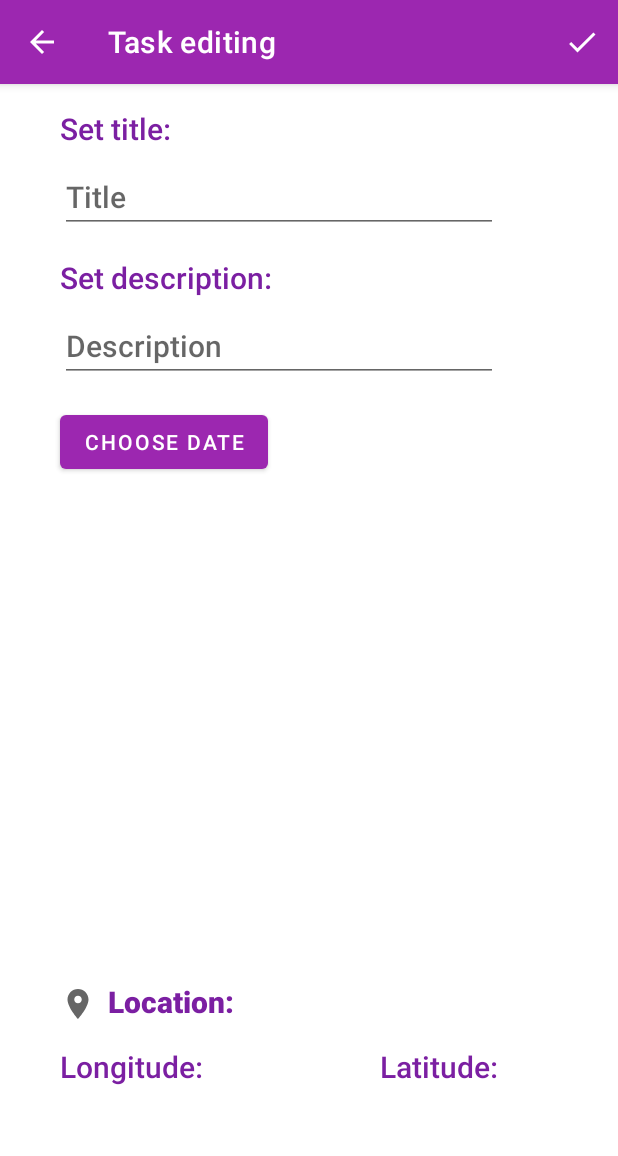
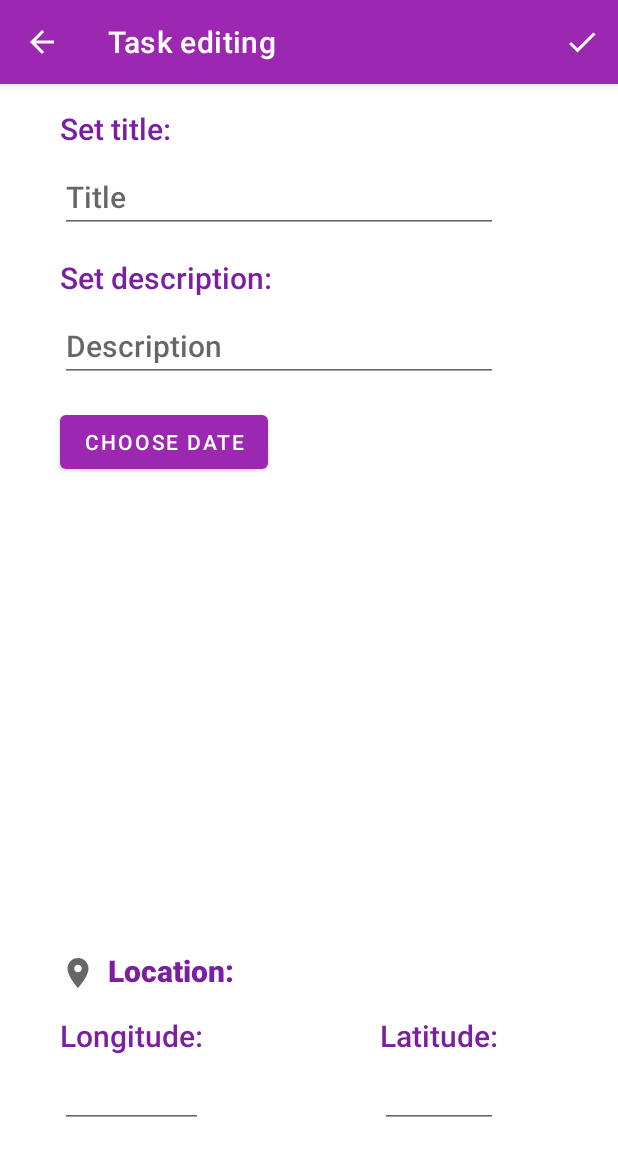
Before and after one commit to AnastasiaChukhina/android-homework-2.1, an Android app: the TaskFragment screen opened through its navigation route, on a phone screen of 412 x 824 dp. Shown: the top 1156 px of the screen. Run offline under Robolectric (Android 15) with nearby library versions, the phone set to English and light mode, and no system bars; our stand-ins replace Room's generated code; 1 statement that could not run was skipped.

Commit message:
Location, permissions added, some layout changes

```diff
--- a/app/build.gradle
+++ b/app/build.gradle
@@ -56,4 +56,5 @@ dependencies {
     androidTestImplementation 'androidx.test.espresso:espresso-core:3.4.0'
 
     implementation('androidx.fragment:fragment-ktx:1.4.0-alpha02')
+    implementation 'com.google.android.gms:play-services-location:18.0.0'
 }
--- a/app/src/main/AndroidManifest.xml
+++ b/app/src/main/AndroidManifest.xml
@@ -4,7 +4,6 @@
 
     <uses-permission android:name="android.permission.ACCESS_COARSE_LOCATION" />
     <uses-permission android:name="android.permission.ACCESS_FINE_LOCATION" />
-    <uses-permission android:name="android.permission.ACCESS_BACKGROUND_LOCATION" />
 
     <application
         android:allowBackup="true"
--- a/app/src/main/java/com/itis/android_homework/MainActivity.kt
+++ b/app/src/main/java/com/itis/android_homework/MainActivity.kt
@@ -3,6 +3,7 @@ package com.itis.android_homework
 import androidx.appcompat.app.AppCompatActivity
 import android.os.Bundle
 import androidx.navigation.NavController
+import com.google.android.gms.location.LocationServices
 import com.itis.android_homework.extensions.findController
 
 class MainActivity : AppCompatActivity(R.layout.activity_main) {
--- a/app/src/main/java/com/itis/android_homework/fragments/TaskFragment.kt
+++ b/app/src/main/java/com/itis/android_homework/fragments/TaskFragment.kt
@@ -1,9 +1,20 @@
 package com.itis.android_homework.fragments
 
+import android.Manifest
+import android.annotation.SuppressLint
+import android.content.Context
+import android.content.Intent
+import android.content.pm.PackageManager
+import android.location.LocationManager
 import android.os.Bundle
+import android.provider.Settings
 import android.view.MenuItem
 import android.view.View
+import androidx.core.app.ActivityCompat
+import androidx.core.content.ContextCompat
 import androidx.fragment.app.Fragment
+import com.google.android.gms.location.FusedLocationProviderClient
+import com.google.android.gms.location.LocationServices
 import com.google.android.material.snackbar.Snackbar
 import com.itis.android_homework.MainActivity
 import com.itis.android_homework.R
@@ -14,12 +25,21 @@ import com.itis.android_homework.fragments.date_picker.DatePickerFragment
 import com.itis.android_homework.helpers.DateToStringConverter
 import java.util.*
 
+private const val REQUEST_CODE = 1
+
 class TaskFragment : Fragment(R.layout.task_fragment) {
 
     private var binding: TaskFragmentBinding? = null
     private lateinit var database: AppDatabase
+    private lateinit var client: FusedLocationProviderClient
     private var calendar: Calendar? = null
     private var currentTaskId: Int? = null
+
+    override fun onCreate(savedInstanceState: Bundle?) {
+        super.onCreate(savedInstanceState)
+
+        client = LocationServices.getFusedLocationProviderClient(activity)
+    }
 
     override fun onViewCreated(view: View, savedInstanceState: Bundle?) {
         super.onViewCreated(view, savedInstanceState)
@@ -41,6 +61,7 @@ class TaskFragment : Fragment(R.layout.task_fragment) {
         }
 
         checkIfTaskExists()
+        setLocation()
     }
 
     override fun onOptionsItemSelected(item: MenuItem): Boolean {
@@ -50,6 +71,68 @@ class TaskFragment : Fragment(R.layout.task_fragment) {
                 true
             }
             else -> super.onOptionsItemSelected(item)
+        }
+    }
+
+    private fun setLocation(){
+        if(checkPermissions() == true){
+            getCurrentLocation()
+        } else {
+            requestPermissions(arrayOf(
+                Manifest.permission.ACCESS_FINE_LOCATION,
+                Manifest.permission.ACCESS_COARSE_LOCATION
+            ), REQUEST_CODE)
+        }
+    }
+
+    private fun checkPermissions(): Boolean? {
+        activity?.apply {
+            return (ContextCompat.checkSelfPermission(
+                this,
+                Manifest.permission.ACCESS_FINE_LOCATION
+            )
+                    == PackageManager.PERMISSION_GRANTED &&
+                    ContextCompat.checkSelfPermission(
+                        this,
+                        Manifest.permission.ACCESS_COARSE_LOCATION
+                    )
+                    == PackageManager.PERMISSION_GRANTED)
+        }
+        return null
+    }
+
+    override fun onRequestPermissionsResult(
+        requestCode: Int,
+        permissions: Array<out String>,
+        grantResults: IntArray
+    ) {
+        super.onRequestPermissionsResult(requestCode, permissions, grantResults)
+
+        if(requestCode == REQUEST_CODE && grantResults.isNotEmpty() &&
+            grantResults[0] == PackageManager.PERMISSION_GRANTED){
+            getCurrentLocation()
+        }
+        else {
+            showMessage("Permissions denied.")
+            returnToMainFragment()
+        }
+    }
+
+    @SuppressLint("MissingPermission")
+    private fun getCurrentLocation() {
+        val locationManager = activity?.getSystemService(Context.LOCATION_SERVICE) as LocationManager
+        if(locationManager.isProviderEnabled(LocationManager.GPS_PROVIDER) or
+            locationManager.isProviderEnabled(LocationManager.NETWORK_PROVIDER)){
+            client.lastLocation.addOnCompleteListener{
+                val location = it.result
+                if(location != null) {
+                    binding?.etLongitude?.setText(location.longitude.toString())
+                    binding?.etLatitude?.setText(location.latitude.toString())
+                }
+            }
+        } else {
+            startActivity(Intent(Settings.ACTION_LOCATION_SOURCE_SETTINGS)
+                .setFlags(Intent.FLAG_ACTIVITY_NEW_TASK))
         }
     }
 
@@ -70,14 +153,12 @@ class TaskFragment : Fragment(R.layout.task_fragment) {
                 calendar?.time = it
                 tvDate.text = DateToStringConverter.convertDateToString(it)
                 tvDate.visibility = View.VISIBLE
-//                tvLongitude.text = ...
-//                tvLatitude.text = ...
             }
         }
     }
 
     private fun saveTask() {
-        currentTaskId?.let{
+        currentTaskId?.let {
             updateTask(it)
         }
         if (currentTaskId == null && isDataCorrect()) {
@@ -88,7 +169,7 @@ class TaskFragment : Fragment(R.layout.task_fragment) {
     }
 
     private fun updateTask(id: Int) {
-        if(isDataCorrect()){
+        if (isDataCorrect()) {
             refreshData(id)
             showMessage("Successfully updated.")
             returnToMainFragment()
@@ -104,8 +185,6 @@ class TaskFragment : Fragment(R.layout.task_fragment) {
                 calendar?.apply {
                     it.date = time
                 }
-//                it.longitude = tvLongitude.text.toString().toDouble()
-//                it.latitude = tvLatitude.text.toString().toDouble()
                 database.taskDao().updateTask(task)
             }
         }
@@ -113,13 +192,21 @@ class TaskFragment : Fragment(R.layout.task_fragment) {
 
     private fun addTask() {
         binding?.apply {
+            val longitude = if (etLongitude.text.toString().isNotEmpty())
+                etLongitude.text.toString().toDouble()
+            else null
+
+            val latitude = if (etLatitude.text.toString().isNotEmpty())
+                etLatitude.text.toString().toDouble()
+            else null
+
             val newTask = Task(
                 0,
                 etTitle.text.toString(),
                 multEtDesc.text.toString(),
                 calendar?.time,
-                null,
-                null
+                longitude,
+                latitude
             )
             database.taskDao().save(newTask)
         }
@@ -175,6 +262,12 @@ class TaskFragment : Fragment(R.layout.task_fragment) {
         (activity as? MainActivity)?.onBackPressed()
     }
 
+    override fun onResume() {
+        super.onResume()
+        if(checkPermissions() == true)
+            getCurrentLocation()
+    }
+
     override fun onDestroyView() {
         super.onDestroyView()
         binding = null
--- a/app/src/main/res/layout/task_fragment.xml
+++ b/app/src/main/res/layout/task_fragment.xml
@@ -102,11 +102,12 @@
         android:orientation="horizontal"
         app:layout_constraintGuide_end="72dp" />
 
-    <TextView
-        android:id="@+id/tv_longitude"
-        android:layout_width="wrap_content"
+    <EditText
+        android:id="@+id/et_longitude"
+        android:layout_width="0dp"
         android:layout_height="wrap_content"
         style="@style/TaskTextStyle"
+        android:textAlignment="center"
         app:layout_constraintBottom_toBottomOf="@id/guideline_bottom"
         app:layout_constraintStart_toStartOf="@id/tv_longitude_title"
         app:layout_constraintEnd_toEndOf="@id/tv_longitude_title"
@@ -120,7 +121,7 @@
         android:text="@string/longitude"
         app:layout_constraintEnd_toStartOf="@id/tv_latitude_title"
         app:layout_constraintHorizontal_chainStyle="spread_inside"
-        app:layout_constraintBottom_toTopOf="@+id/tv_longitude"
+        app:layout_constraintBottom_toTopOf="@+id/et_longitude"
         app:layout_constraintStart_toStartOf="@+id/guideline_start" />
 
     <TextView
@@ -129,15 +130,16 @@
         android:layout_width="wrap_content"
         android:layout_height="wrap_content"
         android:text="@string/latitude"
-        app:layout_constraintBottom_toTopOf="@+id/tv_longitude"
+        app:layout_constraintBottom_toTopOf="@+id/et_longitude"
         app:layout_constraintEnd_toStartOf="@+id/guideline_end"
         app:layout_constraintStart_toEndOf="@+id/tv_longitude_title" />
 
-    <TextView
-        android:id="@+id/tv_latitude"
-        android:layout_width="wrap_content"
+    <EditText
+        android:id="@+id/et_latitude"
+        android:layout_width="0dp"
         android:layout_height="wrap_content"
         style="@style/TaskTextStyle"
+        android:textAlignment="center"
         app:layout_constraintBottom_toBottomOf="@id/guideline_bottom"
         app:layout_constraintStart_toStartOf="@id/tv_latitude_title"
         app:layout_constraintEnd_toEndOf="@id/tv_latitude_title"
@@ -160,6 +162,7 @@
         app:layout_constraintBottom_toTopOf="@id/tv_longitude_title"/>
 
     <TextView
+        android:id="@+id/tv_location_title"
         android:layout_width="wrap_content"
         android:layout_height="wrap_content"
         style="@style/TaskTextStyle"
```
